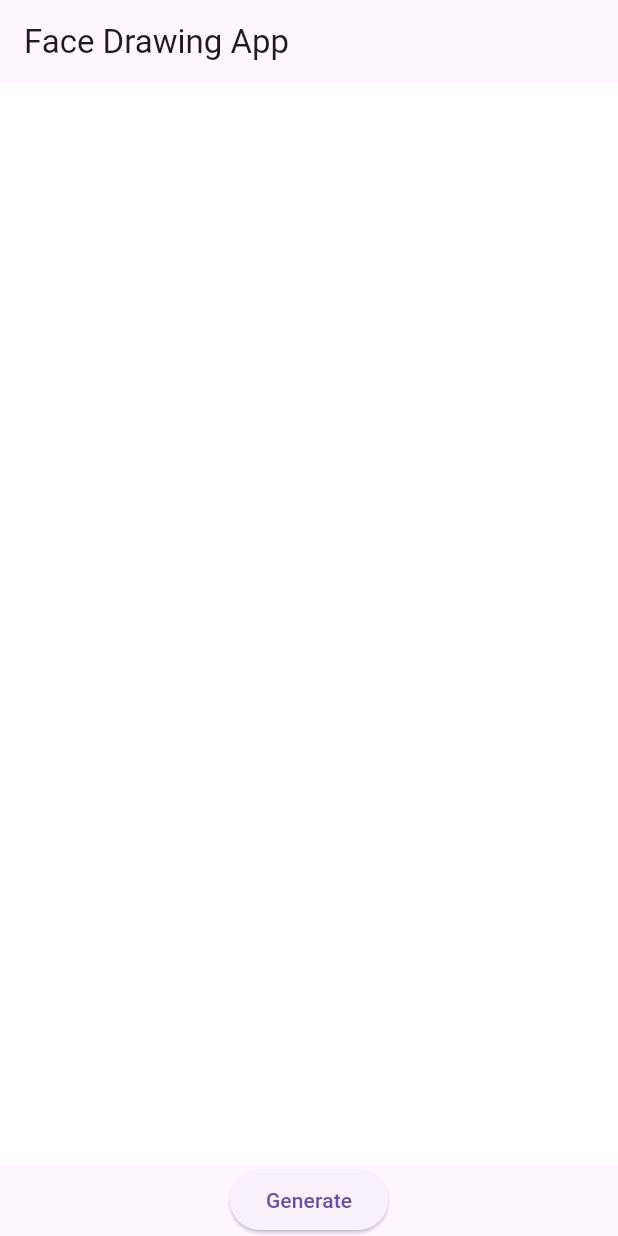
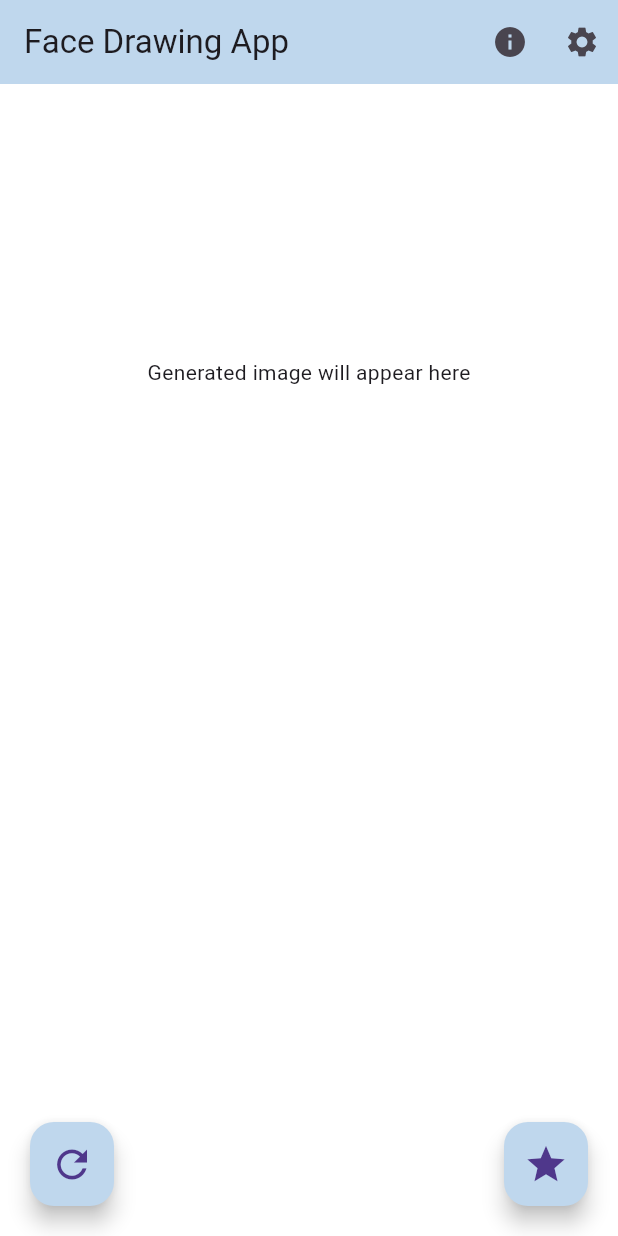
Before and after one commit to YassineFaidi/Sketchify, a Flutter app: the screen it shows after launch, on a phone screen of 412 x 824 dp. Run offline on Flutter 3.47's test engine with Material 3 defaults, Android fonts, the phone set to English and light mode, and no system bars; our stand-ins replace dio.

Commit message:
everything is done : from yassine

```diff
--- a/lib/main.dart
+++ b/lib/main.dart
@@ -16,8 +16,21 @@ class FaceDrawingApp extends StatelessWidget {
   @override
   Widget build(BuildContext context) {
     return MaterialApp(
+      debugShowCheckedModeBanner: false,
       title: 'Face Drawing App',
-      theme: ThemeData(primarySwatch: Colors.blue),
+      theme: ThemeData(
+        primaryColor: Color(0xFFbfd7ed),  // Updated to #bfd7ed
+        scaffoldBackgroundColor: Colors.white,  // White background color
+        appBarTheme: AppBarTheme(
+          backgroundColor: Color(0xFFbfd7ed),  // Updated AppBar color
+        ),
+        floatingActionButtonTheme: FloatingActionButtonThemeData(
+          backgroundColor: Color(0xFFbfd7ed),  // Matching button color
+        ),
+        iconTheme: IconThemeData(
+          color: Colors.white,  // White icons to match theme
+        ),
+      ),
       home: const DrawingPage(),
     );
   }
@@ -34,6 +47,8 @@ class _DrawingPageState extends State<DrawingPage> {
   final GlobalKey _drawingKey = GlobalKey();
   bool _isLoading = false;
   String? _outputImagePath;
+  String _apiUrl = 'https://d30c-34-142-175-1.ngrok-free.app';
+  final List<Offset?> _points = [];
 
   Future<void> _generateImage() async {
     try {
@@ -55,7 +70,7 @@ class _DrawingPageState extends State<DrawingPage> {
 
       // Send the image to the API
       final response = await Dio().post(
-        'https://d30c-34-142-175-1.ngrok-free.app/process-image',
+        '$_apiUrl/process-image',
         data: FormData.fromMap({
           'image': await MultipartFile.fromFile(tempFile.path, filename: 'drawing.png'),
         }),
@@ -80,13 +95,87 @@ class _DrawingPageState extends State<DrawingPage> {
     }
   }
 
+  void _resetDrawing() {
+    setState(() {
+      _points.clear();
+      _outputImagePath = null;  // Reset the output image path as well
+    });
+  }
+
+  void _changeApiUrl() {
+    final TextEditingController _apiController = TextEditingController(text: _apiUrl);
+    showDialog(
+      context: context,
+      builder: (BuildContext context) {
+        return AlertDialog(
+          title: const Text('Change API URL'),
+          content: TextField(
+            controller: _apiController,
+            decoration: const InputDecoration(labelText: 'API URL'),
+          ),
+          actions: [
+            TextButton(
+              onPressed: () {
+                Navigator.of(context).pop();
+              },
+              child: const Text('Cancel'),
+            ),
+            TextButton(
+              onPressed: () {
+                setState(() {
+                  _apiUrl = _apiController.text.trim();
+                });
+                Navigator.of(context).pop();
+              },
+              child: const Text('Save'),
+            ),
+          ],
+        );
+      },
+    );
+  }
+
   @override
   Widget build(BuildContext context) {
     return Scaffold(
-      appBar: AppBar(title: const Text('Face Drawing App')),
-      body: Column(
+      appBar: AppBar(
+        title: const Text('Face Drawing App'),
+        actions: [
+          IconButton(
+            icon: const Icon(Icons.info),
+            tooltip: 'About',
+            onPressed: () {
+              // Open About page or show information
+            },
+          ),
+          IconButton(
+            icon: const Icon(Icons.settings),
+            tooltip: 'Change API URL',
+            onPressed: _changeApiUrl,
+          ),
+        ],
+      ),
+      body: Stack(
         children: [
+          Column(
+            children: [
+              // Top half - Generated image
               Expanded(
+                flex: 1,
+                child: _outputImagePath != null
+                    ? Image.file(
+                        File(_outputImagePath!),
+                        height: double.infinity,
+                        width: double.infinity,
+                        fit: BoxFit.cover,
+                      )
+                    : const Center(
+                        child: Text('Generated image will appear here'),
+                      ),
+              ),
+              // Bottom half - Drawing area
+              Expanded(
+                flex: 1,
                 child: RepaintBoundary(
                   key: _drawingKey,
                   child: Container(
@@ -109,23 +198,46 @@ class _DrawingPageState extends State<DrawingPage> {
                   ),
                 ),
               ),
-          if (_isLoading) const CircularProgressIndicator(),
-          if (_outputImagePath != null)
-            Image.file(
-              File(_outputImagePath!),
-              height: 200,
-              fit: BoxFit.cover,
+            ],
           ),
-          ElevatedButton(
+          // Centered Loading State with Overlay
+          if (_isLoading)
+            Stack(
+              children: [
+                // Semi-transparent overlay with same color as the app bar
+                Container(
+                  color: Color(0xFFbfd7ed).withOpacity(0.7), // Same color as app bar with transparency
+                ),
+                // Centered Loading Indicator
+                const Center(
+                  child: CircularProgressIndicator(),
+                ),
+              ],
+            ),
+          // Positioned Generate Button with Magic Icon (Updated)
+          Positioned(
+            bottom: 20,
+            right: 20,
+            child: FloatingActionButton(
               onPressed: _isLoading ? null : _generateImage,
-            child: const Text('Generate'),
+              backgroundColor: const Color(0xFFbfd7ed),  // Matching button color
+              child: const Icon(Icons.star, size: 30), // Magic-like icon (Star)
+            ),
+          ),
+          // Positioned Reset Button at the bottom left
+          Positioned(
+            bottom: 20,
+            left: 20,
+            child: FloatingActionButton(
+              onPressed: _resetDrawing,
+              backgroundColor: const Color(0xFFbfd7ed),  // Matching button color
+              child: const Icon(Icons.refresh, size: 30),  // Reset icon
+            ),
           ),
         ],
       ),
     );
   }
-
-  final List<Offset?> _points = [];
 }
 
 class _FacePainter extends CustomPainter {
```
Lines whose indentation alone changed are shown as unchanged.
